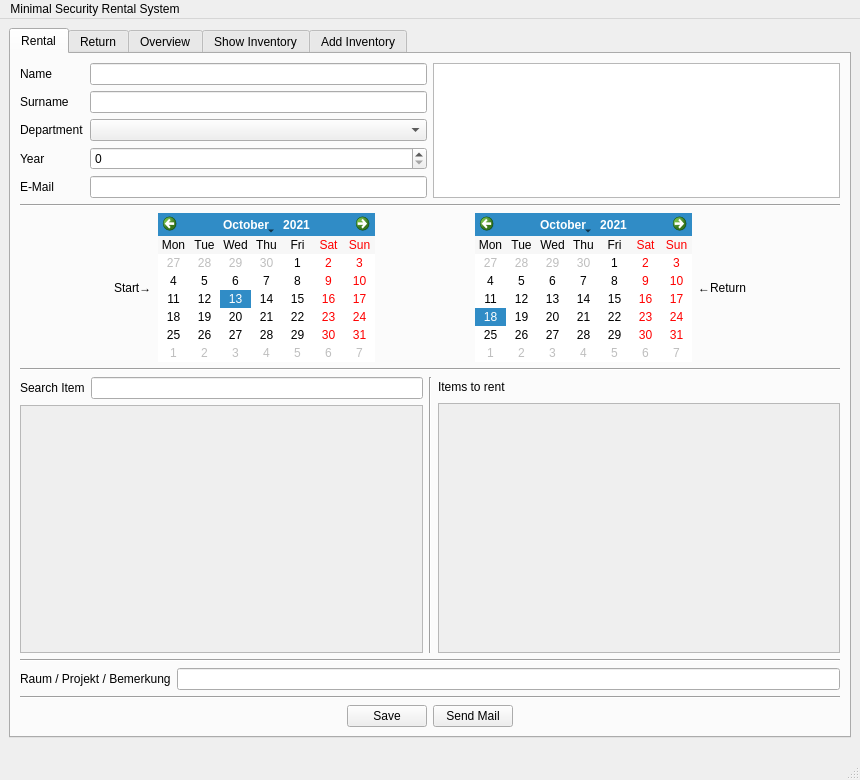
clockdiv/Minimum-Security-Rental-System, file MinimumSecurityRentalSystem/mainwindow.ui: the form before one commit.
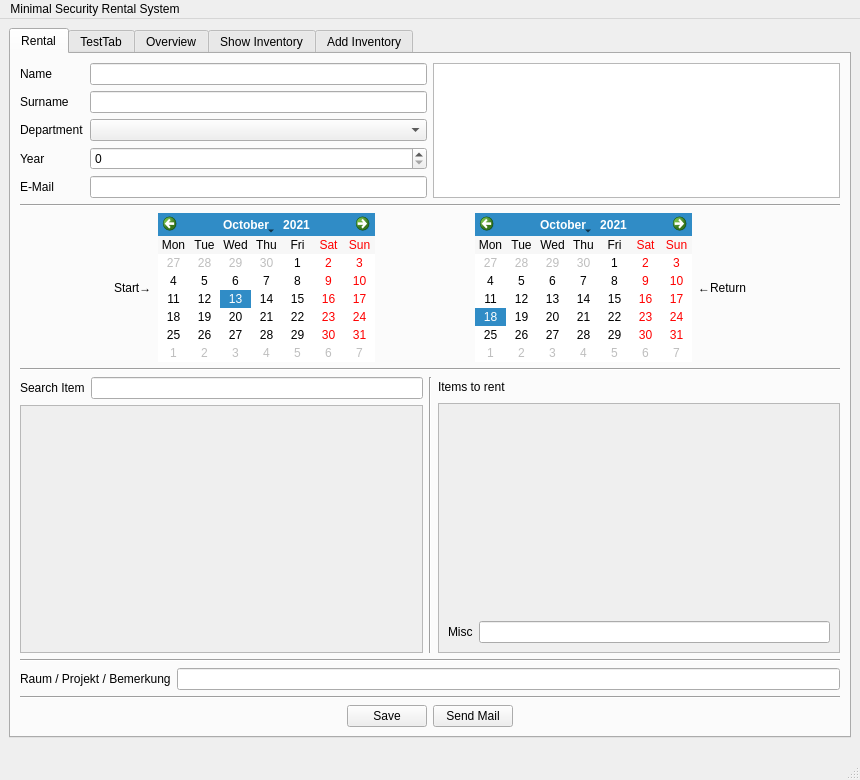
The form after the commit. Custom widgets are drawn as their Qt base class.

What changed in the file:
```diff
--- a/MinimumSecurityRentalSystem/mainwindow.ui
+++ b/MinimumSecurityRentalSystem/mainwindow.ui
@@ -364,6 +364,20 @@
                   </property>
                  </spacer>
                 </item>
+                <item>
+                 <layout class="QFormLayout" name="formLayout_4">
+                  <item row="0" column="0">
+                   <widget class="QLabel" name="label_14">
+                    <property name="text">
+                     <string>Misc</string>
+                    </property>
+                   </widget>
+                  </item>
+                  <item row="0" column="1">
+                   <widget class="QLineEdit" name="lineEdit_rentalMisc"/>
+                  </item>
+                 </layout>
+                </item>
                </layout>
               </widget>
              </widget>
@@ -454,7 +468,7 @@
         </sizepolicy>
        </property>
        <attribute name="title">
-        <string>Return</string>
+        <string>TestTab</string>
        </attribute>
       </widget>
       <widget class="QWidget" name="tab_overview">
```
Left out of the diff: 2 changed lines with no effect on the pictures.
